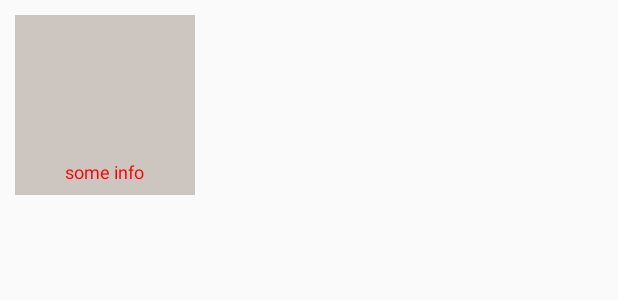
After one commit to yorkfan019/VendingmachineDemo, an Android app: the layout activity_index_gallery_item.xml on its own in the app's theme, with its tools: preview values and no code run, on a phone screen of 412 x 824 dp. The commit adds this screen. Shown: the top 300 px of the screen. Run offline under Robolectric (Android 15) with nearby library versions, the phone set to English and light mode, and no system bars.

Commit message:
add galleryAdapter

```diff
--- a/app/build.gradle
+++ b/app/build.gradle
@@ -31,4 +31,5 @@ dependencies {
     compile 'com.youth.banner:banner:1.4.9'
     compile "com.github.bumptech.glide:glide:3.7.0"
     compile 'com.facebook.fresco:fresco:0.12.0'
+    compile 'com.android.support:recyclerview-v7:25.3.1'
 }
--- /dev/null
+++ b/app/src/main/res/layout/activity_index_gallery_item.xml
@@ -0,0 +1,29 @@
+<?xml version="1.0" encoding="utf-8"?>
+<RelativeLayout xmlns:android="http://schemas.android.com/apk/res/android"
+    android:layout_width="120dp"
+    android:layout_height="120dp"
+    android:background="@color/gray"
+    android:layout_margin="10dp">
+
+    <ImageView
+        android:id="@+id/id_index_gallery_item_image"
+        android:layout_width="80dp"
+        android:layout_height="80dp"
+        android:layout_alignParentTop="true"
+        android:layout_centerHorizontal="true"
+        android:layout_margin="5dp"
+        android:scaleType="centerCrop" />
+
+    <TextView
+        android:id="@+id/id_index_gallery_item_text"
+        android:layout_width="wrap_content"
+        android:layout_height="wrap_content"
+        android:layout_below="@id/id_index_gallery_item_image"
+        android:layout_centerHorizontal="true"
+        android:layout_marginBottom="5dp"
+        android:layout_marginTop="5dp"
+        android:textColor="#ff0000"
+        android:text="some info"
+        android:textSize="12dp" />
+
+</RelativeLayout>
--- a/app/src/main/res/values/colors.xml
+++ b/app/src/main/res/values/colors.xml
@@ -3,4 +3,6 @@
     <color name="colorPrimary">#3F51B5</color>
     <color name="colorPrimaryDark">#303F9F</color>
     <color name="colorAccent">#FF4081</color>
+    <color name="white">#FFFFFF</color>
+    <color name="gray">#CDC5BF</color>
 </resources>
```
Also changed, not shown: app/src/main/java/com/ajb/vendingmachine/MainActivity.java (+40 -0 lines), app/src/main/java/com/ajb/vendingmachine/adapter/GalleryAdapter.java (added, +87 -0 lines), app/src/main/res/layout/activity_main.xml (+7 -0 lines).
